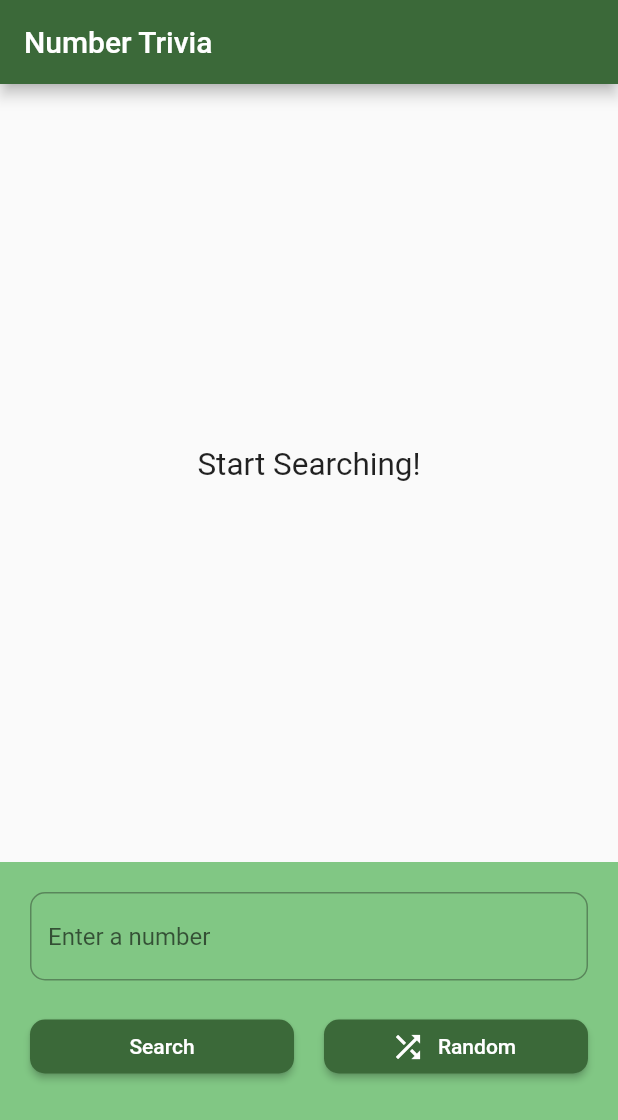
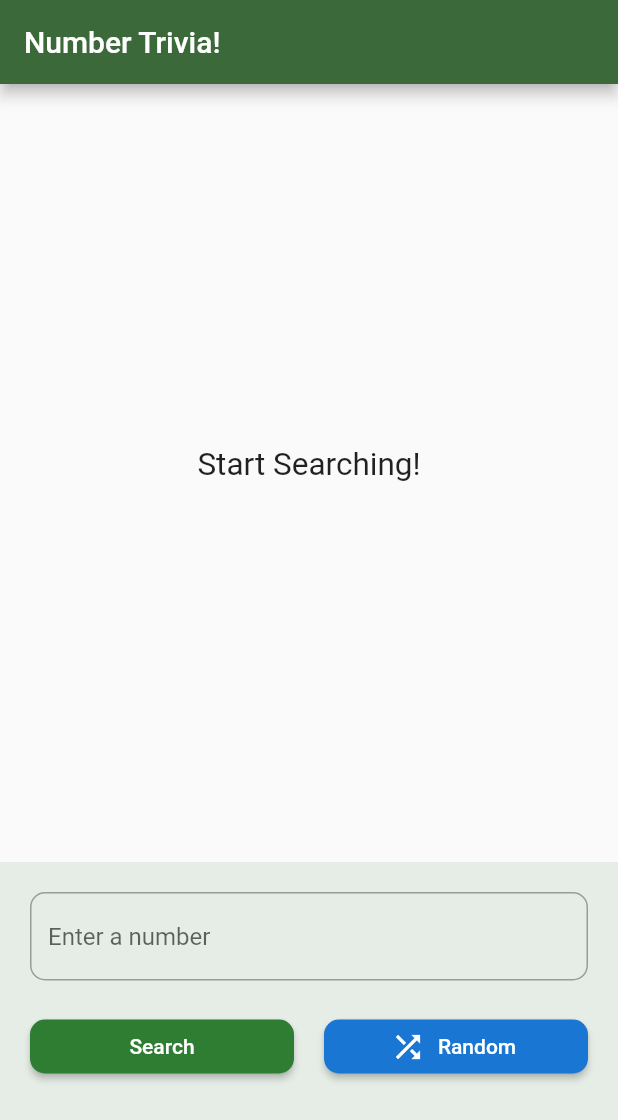
Before and after one commit to eliascreates/Number_Trivia, a Flutter app: the screen it shows after launch, after a tap on "Search", on a phone screen of 412 x 824 dp. Shown: the top 1120 px of the screen. Run offline on Flutter 3.47's test engine with Material 2 defaults, Android fonts, the phone set to English and light mode, and no system bars; our stand-ins replace dartz, equatable, flutter_bloc, get_it, internet_connection_checker, shared_preferences.

Commit message:
Refactor widgets in bottom interactions

```diff
--- /dev/null
+++ b/lib/core/constants/k_values.dart
@@ -0,0 +1,4 @@
+final class KValues {
+  static const defaultPadding = 20.0;
+  static const textScaleFactor = 1.5;
+}
--- a/lib/core/constants/strings.dart
+++ b/lib/core/constants/strings.dart
@@ -1,5 +1,6 @@
 final class Strings {
 
   static const String newMessage = "Start Searching!";
+  static const String triviaBarTitle = "Number Trivia!";
 
 }
--- a/lib/features/number_trivia/data/repositories/number_trivia_repository_impl.dart
+++ b/lib/features/number_trivia/data/repositories/number_trivia_repository_impl.dart
@@ -42,7 +42,8 @@ class NumberTriviaRepositoryImpl extends NumberTriviaRepository {
   Future<Either<Failure, NumberTrivia>> _getTrivia(
     _ConcreteOrRandomChooser getConcreteOrRandomTrivia,
   ) async {
-    if (await networkInfo.isConnected) {
+    final hasInternet = await networkInfo.isConnected;
+    if (hasInternet) {
       try {
         final remoteNumberTrivia = await getConcreteOrRandomTrivia();
 
--- a/lib/features/number_trivia/presentation/bloc/number_trivia_bloc.dart
+++ b/lib/features/number_trivia/presentation/bloc/number_trivia_bloc.dart
@@ -39,8 +39,8 @@ class NumberTriviaBloc extends Bloc<NumberTriviaEvent, NumberTriviaState> {
   ) async {
     final inputEither = inputConverter.stringtoUnsignedInt(event.numberString);
 
-    inputEither.fold(
-      (failure) => emit(const NumberTriviaLoadFailure(
+    await inputEither.fold(
+      (failure) async => emit(const NumberTriviaLoadFailure(
           errorMessage: invalidInputFailureMessage)),
       (integer) async {
         emit(const NumberTriviaLoadInProgress());
@@ -62,10 +62,9 @@ class NumberTriviaBloc extends Bloc<NumberTriviaEvent, NumberTriviaState> {
     _loadSuccessOrFailureState(randomOrFailure, emit);
   }
 
-  void _loadSuccessOrFailureState(
-      Either<Failure, NumberTrivia> concreteOrFailure,
+  void _loadSuccessOrFailureState(Either<Failure, NumberTrivia> triviaOrFailure,
       Emitter<NumberTriviaState> emit) {
-    return concreteOrFailure.fold(
+    return triviaOrFailure.fold(
       (failure) => emit(NumberTriviaLoadFailure(errorMessage: failure.message)),
       (numberTrivia) => emit(
         NumberTriviaLoadSuccess(numberTrivia: numberTrivia),
--- a/lib/features/number_trivia/presentation/bloc/number_trivia_event.dart
+++ b/lib/features/number_trivia/presentation/bloc/number_trivia_event.dart
@@ -19,3 +19,7 @@ final class NumberTriviaConcreteFetched extends NumberTriviaEvent {
 final class NumberTriviaRandomFetched extends NumberTriviaEvent {
   const NumberTriviaRandomFetched();
 }
+
+final class NumberTriviaRebuiltTextEdit extends NumberTriviaEvent {
+  const NumberTriviaRebuiltTextEdit();
+}
--- a/lib/features/number_trivia/presentation/pages/number_trivia_page.dart
+++ b/lib/features/number_trivia/presentation/pages/number_trivia_page.dart
@@ -1,3 +1,5 @@
+import 'package:examplenumbertrivia/core/constants/k_values.dart';
+import 'package:examplenumbertrivia/core/constants/strings.dart';
 import 'package:examplenumbertrivia/core/util/input_converter.dart';
 import 'package:examplenumbertrivia/features/number_trivia/domain/usecases/get_concrete_number_trivia.dart';
 import 'package:examplenumbertrivia/features/number_trivia/domain/usecases/get_random_number_trivia.dart';
@@ -14,7 +16,7 @@ class NumberTriviaPage extends StatelessWidget {
   Widget build(BuildContext context) {
     return Scaffold(
       appBar: AppBar(
-        title: const Text('Number Trivia'),
+        title: const Text(Strings.triviaBarTitle),
       ),
       body: BlocProvider<NumberTriviaBloc>(
         create: (context) => NumberTriviaBloc(
@@ -22,7 +24,10 @@ class NumberTriviaPage extends StatelessWidget {
           random: sl<GetRandomNumberTrivia>(),
           inputConverter: sl<InputConverter>(),
         ),
-        child: const NumberTriviaView(),
+        child: GestureDetector(
+          onTap: () => FocusManager.instance.primaryFocus?.unfocus(),
+          child: const NumberTriviaView(),
+        ),
       ),
     );
   }
@@ -36,10 +41,10 @@ class NumberTriviaView extends StatelessWidget {
     return const Column(
       children: [
         //* TOP HALF
-        /* const  */ Expanded(flex: 2, child: TopTriviaDescription()),
-        /* const  */ SizedBox(height: 20),
+        Expanded(flex: 2, child: TopTriviaDescription()),
+        SizedBox(height: KValues.defaultPadding),
         //* BOTTOM HALF
-        /* const  */ Expanded(flex: 1, child: BottomTriviaInteractions()),
+        Expanded(flex: 1, child: BottomTriviaInteractions()),
       ],
     );
   }
--- a/lib/features/number_trivia/presentation/widgets/bottom_trivia_interactions.dart
+++ b/lib/features/number_trivia/presentation/widgets/bottom_trivia_interactions.dart
@@ -1,4 +1,10 @@
+import 'package:examplenumbertrivia/core/constants/k_values.dart';
+import 'package:examplenumbertrivia/features/number_trivia/presentation/bloc/number_trivia_bloc.dart';
 import 'package:flutter/material.dart';
+import 'package:flutter_bloc/flutter_bloc.dart';
+
+part 'trivia_search_submit_button.dart';
+part 'trivia_random_button.dart';
 
 class BottomTriviaInteractions extends StatefulWidget {
   const BottomTriviaInteractions({super.key});
@@ -27,9 +33,9 @@ class _BottomTriviaInteractionsState extends State<BottomTriviaInteractions> {
   @override
   Widget build(BuildContext context) {
     return Container(
-      padding: const EdgeInsets.all(20).copyWith(bottom: 0),
+      padding: const EdgeInsets.all(KValues.defaultPadding).copyWith(bottom: 0),
       alignment: Alignment.topCenter,
-      color: Colors.green.shade300,
+      color: Theme.of(context).primaryColor.withOpacity(0.1),
       child: Column(
         mainAxisSize: MainAxisSize.min,
         children: [
@@ -37,18 +43,37 @@ class _BottomTriviaInteractionsState extends State<BottomTriviaInteractions> {
             controller: _textEditingController,
             keyboardType: TextInputType.number,
             onChanged: (value) => numberString = value,
+            onSubmitted: (text) => context
+                .read<NumberTriviaBloc>()
+                .add(NumberTriviaConcreteFetched(numberString: text)),
             decoration: InputDecoration(
-              border:
-                  OutlineInputBorder(borderRadius: BorderRadius.circular(10)),
+              border: OutlineInputBorder(
+                  borderRadius:
+                      BorderRadius.circular(KValues.defaultPadding / 2)),
               hintText: 'Enter a number',
             ),
           ),
-          const SizedBox(height: 20),
+          const SizedBox(height: KValues.defaultPadding),
           Row(
             mainAxisAlignment: MainAxisAlignment.spaceBetween,
             children: [
-              Expanded(child: _TriviaSearchSubmitButton(text: numberString)),
-              const SizedBox(width: 20),
+              Expanded(
+                child: _TriviaSearchSubmitButton(
+                  onPress: () {
+                    _textEditingController.clear();
+                    FocusManager.instance.primaryFocus
+                        ?.unfocus(); //Drops the keyboard
+                    if (numberString.isNotEmpty) {
+                      context.read<NumberTriviaBloc>().add(
+                            NumberTriviaConcreteFetched(
+                                numberString: numberString),
+                          );
+                    }
+                    numberString = '';
+                  },
+                ),
+              ),
+              const SizedBox(width: KValues.defaultPadding),
               const Expanded(
                 child: _TriviaRandomButton(),
               )
@@ -59,42 +84,3 @@ class _BottomTriviaInteractionsState extends State<BottomTriviaInteractions> {
     );
   }
 }
-
-class _TriviaRandomButton extends StatelessWidget {
-  const _TriviaRandomButton();
-
-  @override
-  Widget build(BuildContext context) {
-    return ElevatedButton.icon(
-      key: const Key('bottomTriviaInteractions_getRandom_elevatedButton'),
-      onPressed: () {},
-      style: ElevatedButton.styleFrom(
-        shape: RoundedRectangleBorder(
-          borderRadius: BorderRadius.circular(10),
-        ),
-      ),
-      icon: const Icon(Icons.shuffle),
-      label: const Text('Random'),
-    );
-  }
-}
-
-class _TriviaSearchSubmitButton extends StatelessWidget {
-  const _TriviaSearchSubmitButton({required this.text});
-
-  final String text;
-
-  @override
-  Widget build(BuildContext context) {
-    return ElevatedButton(
-      key: const Key('bottomTriviaInteractions_getConcrete_elevatedButton'),
-      onPressed: () {},
-      style: ElevatedButton.styleFrom(
-        shape: RoundedRectangleBorder(
-          borderRadius: BorderRadius.circular(10),
-        ),
-      ),
-      child: const Text('Search'),
-    );
-  }
-}
--- a/lib/features/number_trivia/presentation/widgets/message_display.dart
+++ b/lib/features/number_trivia/presentation/widgets/message_display.dart
@@ -13,7 +13,7 @@ class MessageDisplay extends StatelessWidget {
       child: Text(
         message,
         style: textTheme.bodyMedium,
-        textScaleFactor: 1.5,
+        textScaleFactor: KValues.textScaleFactor,
         textAlign: TextAlign.center,
       ),
     );
--- a/lib/features/number_trivia/presentation/widgets/top_trivia_description.dart
+++ b/lib/features/number_trivia/presentation/widgets/top_trivia_description.dart
@@ -1,3 +1,4 @@
+import 'package:examplenumbertrivia/core/constants/k_values.dart';
 import 'package:flutter/material.dart';
 import 'package:flutter_bloc/flutter_bloc.dart';
 
@@ -15,7 +16,9 @@ class TopTriviaDescription extends StatelessWidget {
   @override
   Widget build(BuildContext context) {
     return Padding(
-      padding: const EdgeInsets.all(10).copyWith(top: 20),
+      padding: const EdgeInsets.all(KValues.defaultPadding / 2).copyWith(
+        top: KValues.defaultPadding,
+      ),
       child: Center(
         child: BlocBuilder<NumberTriviaBloc, NumberTriviaState>(
           builder: (context, state) {
--- /dev/null
+++ b/lib/features/number_trivia/presentation/widgets/trivia_random_button.dart
@@ -0,0 +1,23 @@
+part of 'bottom_trivia_interactions.dart';
+
+final class _TriviaRandomButton extends StatelessWidget {
+  const _TriviaRandomButton();
+
+  @override
+  Widget build(BuildContext context) {
+    return ElevatedButton.icon(
+      key: const Key('bottomTriviaInteractions_getRandom_elevatedButton'),
+      onPressed: () => context
+          .read<NumberTriviaBloc>()
+          .add(const NumberTriviaRandomFetched()),
+      style: ElevatedButton.styleFrom(
+        backgroundColor: Theme.of(context).primaryColorDark,
+        shape: RoundedRectangleBorder(
+          borderRadius: BorderRadius.circular(10),
+        ),
+      ),
+      icon: const Icon(Icons.shuffle),
+      label: const Text('Random'),
+    );
+  }
+}
--- /dev/null
+++ b/lib/features/number_trivia/presentation/widgets/trivia_search_submit_button.dart
@@ -0,0 +1,22 @@
+part of 'bottom_trivia_interactions.dart';
+
+final class _TriviaSearchSubmitButton extends StatelessWidget {
+  const _TriviaSearchSubmitButton({required this.onPress});
+
+  final VoidCallback? onPress;
+
+  @override
+  Widget build(BuildContext context) {
+    return ElevatedButton(
+      key: const Key('bottomTriviaInteractions_getConcrete_elevatedButton'),
+      onPressed: onPress,
+      style: ElevatedButton.styleFrom(
+        backgroundColor: Theme.of(context).primaryColor,
+        shape: RoundedRectangleBorder(
+          borderRadius: BorderRadius.circular(10),
+        ),
+      ),
+      child: const Text('Search'),
+    );
+  }
+}
--- a/lib/injector_container.dart
+++ b/lib/injector_container.dart
@@ -44,10 +44,6 @@ Future<void> init() async {
 
   //? EXTERNAL
 
-  //TODO: Check the get_it documentation for this
-  // sl.registerLazySingletonAsync<SharedPreferences>(
-  //     () async => await SharedPreferences.getInstance());
-
   final sharedPreferences = await SharedPreferences.getInstance();
 
   sl.registerLazySingleton<SharedPreferences>(() => sharedPreferences);
```
Also changed, not shown: lib/features/number_trivia/presentation/bloc/number_trivia_state.dart (+12 -0 lines), lib/features/number_trivia/presentation/widgets/trivia_display.dart (+8 -3 lines), 1 other file.
